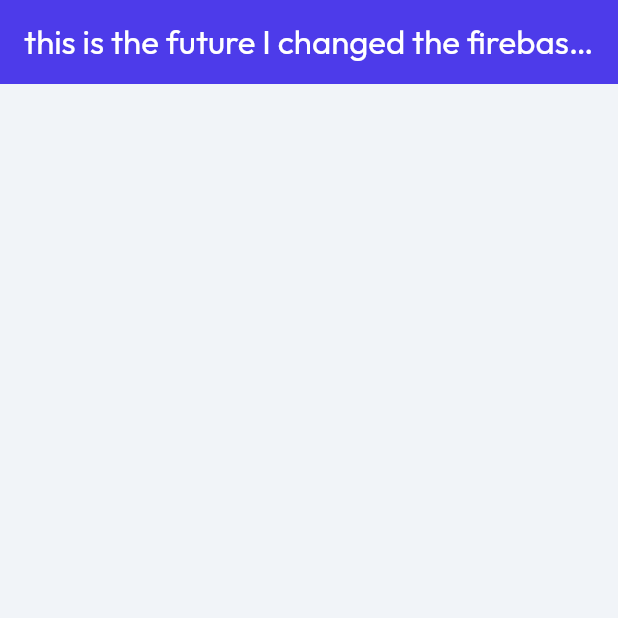
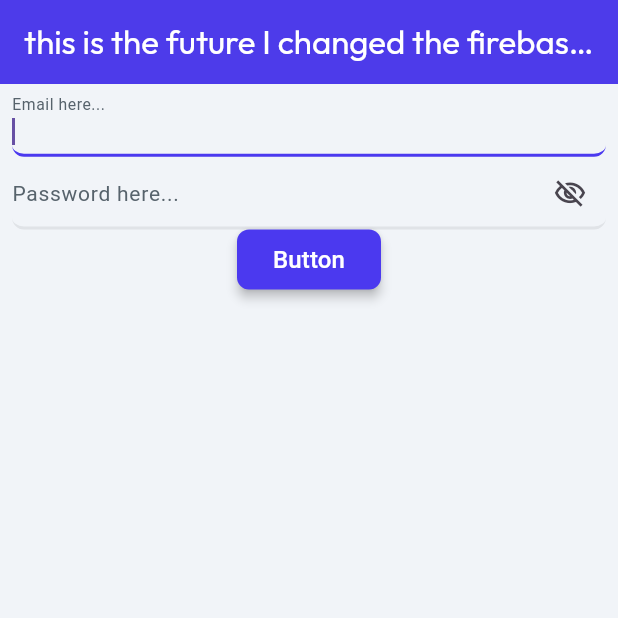
Before and after one commit to KhadHamza2000/unicodeux, a Flutter app: the screen it shows after launch, on a phone screen of 412 x 824 dp, the top half of it. Run offline on Flutter 3.47's test engine with Material 3 defaults, Android fonts, the phone set to English and light mode, and no system bars; drawn by our look-alikes of auto_size_text; our stand-ins replace firebase_core, font_awesome_flutter, from_css_color, go_router, google_fonts, page_transition and 2 more; missing offline and left inert: json_path; accounts and stored records are empty; Roboto replaces fonts that are missing (Readex Pro).

Commit message:
Email, PAssword, Button

```diff
--- /dev/null
+++ b/lib/flutter_flow/form_field_controller.dart
@@ -0,0 +1,10 @@
+import 'package:flutter/foundation.dart';
+
+class FormFieldController<T> extends ValueNotifier<T?> {
+  FormFieldController(this.initialValue) : super(initialValue);
+
+  final T? initialValue;
+
+  void reset() => value = initialValue;
+  void update() => notifyListeners();
+}
--- a/lib/pages/home_page/home_page_model.dart
+++ b/lib/pages/home_page/home_page_model.dart
@@ -6,15 +6,31 @@
   ///  State fields for stateful widgets in this page.
 
   final unfocusNode = FocusNode();
+  // State field(s) for TextField widget.
+  FocusNode? textFieldFocusNode1;
+  TextEditingController? textController1;
+  String? Function(BuildContext, String?)? textController1Validator;
+  // State field(s) for TextField widget.
+  FocusNode? textFieldFocusNode2;
+  TextEditingController? textController2;
+  late bool passwordVisibility;
+  String? Function(BuildContext, String?)? textController2Validator;
 
   /// Initialization and disposal methods.
 
   @override
-  void initState(BuildContext context) {}
+  void initState(BuildContext context) {
+    passwordVisibility = false;
+  }
 
   @override
   void dispose() {
     unfocusNode.dispose();
+    textFieldFocusNode1?.dispose();
+    textController1?.dispose();
+
+    textFieldFocusNode2?.dispose();
+    textController2?.dispose();
   }
 
   /// Action blocks are added here.
--- a/lib/pages/home_page/home_page_widget.dart
+++ b/lib/pages/home_page/home_page_widget.dart
@@ -1,5 +1,6 @@
 import '/flutter_flow/flutter_flow_theme.dart';
 import '/flutter_flow/flutter_flow_util.dart';
+import '/flutter_flow/flutter_flow_widgets.dart';
 import 'package:flutter/material.dart';
 import 'package:flutter/services.dart';
 import 'home_page_model.dart';
@@ -21,6 +22,12 @@
   void initState() {
     super.initState();
     _model = createModel(context, () => HomePageModel());
+
+    _model.textController1 ??= TextEditingController();
+    _model.textFieldFocusNode1 ??= FocusNode();
+
+    _model.textController2 ??= TextEditingController();
+    _model.textFieldFocusNode2 ??= FocusNode();
   }
 
   @override
@@ -63,11 +70,138 @@
           centerTitle: false,
           elevation: 2.0,
         ),
-        body: const SafeArea(
+        body: SafeArea(
           top: true,
           child: Column(
             mainAxisSize: MainAxisSize.max,
-            children: [],
+            children: [
+              Padding(
+                padding: const EdgeInsetsDirectional.fromSTEB(8.0, 0.0, 8.0, 0.0),
+                child: TextFormField(
+                  controller: _model.textController1,
+                  focusNode: _model.textFieldFocusNode1,
+                  autofocus: true,
+                  obscureText: false,
+                  decoration: InputDecoration(
+                    labelText: 'Email here...',
+                    labelStyle: FlutterFlowTheme.of(context).labelMedium,
+                    hintStyle: FlutterFlowTheme.of(context).labelMedium,
+                    enabledBorder: UnderlineInputBorder(
+                      borderSide: BorderSide(
+                        color: FlutterFlowTheme.of(context).alternate,
+                        width: 2.0,
+                      ),
+                      borderRadius: BorderRadius.circular(8.0),
+                    ),
+                    focusedBorder: UnderlineInputBorder(
+                      borderSide: BorderSide(
+                        color: FlutterFlowTheme.of(context).primary,
+                        width: 2.0,
+                      ),
+                      borderRadius: BorderRadius.circular(8.0),
+                    ),
+                    errorBorder: UnderlineInputBorder(
+                      borderSide: BorderSide(
+                        color: FlutterFlowTheme.of(context).error,
+                        width: 2.0,
+                      ),
+                      borderRadius: BorderRadius.circular(8.0),
+                    ),
+                    focusedErrorBorder: UnderlineInputBorder(
+                      borderSide: BorderSide(
+                        color: FlutterFlowTheme.of(context).error,
+                        width: 2.0,
+                      ),
+                      borderRadius: BorderRadius.circular(8.0),
+                    ),
+                  ),
+                  style: FlutterFlowTheme.of(context).bodyMedium,
+                  validator:
+                      _model.textController1Validator.asValidator(context),
+                ),
+              ),
+              Padding(
+                padding: const EdgeInsetsDirectional.fromSTEB(8.0, 0.0, 8.0, 0.0),
+                child: TextFormField(
+                  controller: _model.textController2,
+                  focusNode: _model.textFieldFocusNode2,
+                  autofocus: true,
+                  obscureText: !_model.passwordVisibility,
+                  decoration: InputDecoration(
+                    labelText: 'Password here...',
+                    labelStyle: FlutterFlowTheme.of(context).labelMedium,
+                    hintStyle: FlutterFlowTheme.of(context).labelMedium,
+                    enabledBorder: UnderlineInputBorder(
+                      borderSide: BorderSide(
+                        color: FlutterFlowTheme.of(context).alternate,
+                        width: 2.0,
+                      ),
+                      borderRadius: BorderRadius.circular(8.0),
+                    ),
+                    focusedBorder: UnderlineInputBorder(
+                      borderSide: BorderSide(
+                        color: FlutterFlowTheme.of(context).primary,
+                        width: 2.0,
+                      ),
+                      borderRadius: BorderRadius.circular(8.0),
+                    ),
+                    errorBorder: UnderlineInputBorder(
+                      borderSide: BorderSide(
+                        color: FlutterFlowTheme.of(context).error,
+                        width: 2.0,
+                      ),
+                      borderRadius: BorderRadius.circular(8.0),
+                    ),
+                    focusedErrorBorder: UnderlineInputBorder(
+                      borderSide: BorderSide(
+                        color: FlutterFlowTheme.of(context).error,
+                        width: 2.0,
+                      ),
+                      borderRadius: BorderRadius.circular(8.0),
+                    ),
+                    suffixIcon: InkWell(
+                      onTap: () => setState(
+                        () => _model.passwordVisibility =
+                            !_model.passwordVisibility,
+                      ),
+                      focusNode: FocusNode(skipTraversal: true),
+                      child: Icon(
+                        _model.passwordVisibility
+                            ? Icons.visibility_outlined
+                            : Icons.visibility_off_outlined,
+                        size: 22,
+                      ),
+                    ),
+                  ),
+                  style: FlutterFlowTheme.of(context).bodyMedium,
+                  validator:
+                      _model.textController2Validator.asValidator(context),
+                ),
+              ),
+              FFButtonWidget(
+                onPressed: () {
+                  print('Button pressed ...');
+                },
+                text: 'Button',
+                options: FFButtonOptions(
+                  height: 40.0,
+                  padding: const EdgeInsetsDirectional.fromSTEB(24.0, 0.0, 24.0, 0.0),
+                  iconPadding:
+                      const EdgeInsetsDirectional.fromSTEB(0.0, 0.0, 0.0, 0.0),
+                  color: FlutterFlowTheme.of(context).primary,
+                  textStyle: FlutterFlowTheme.of(context).titleSmall.override(
+                        fontFamily: 'Readex Pro',
+                        color: Colors.white,
+                      ),
+                  elevation: 3.0,
+                  borderSide: const BorderSide(
+                    color: Colors.transparent,
+                    width: 1.0,
+                  ),
+                  borderRadius: BorderRadius.circular(8.0),
+                ),
+              ),
+            ],
           ),
         ),
       ),
```
